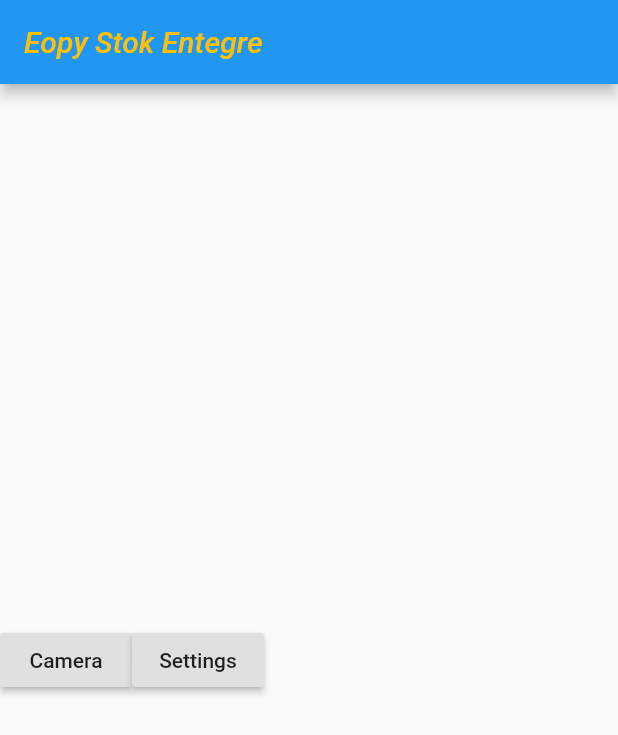
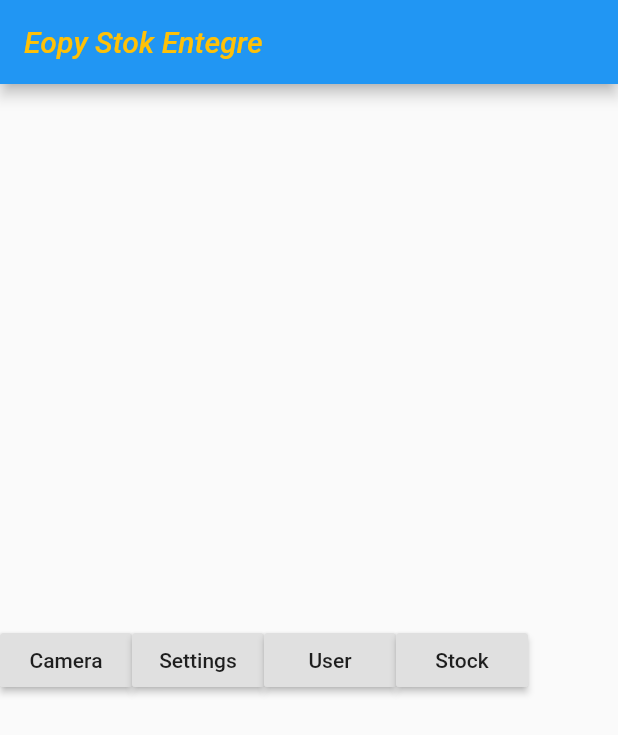
Before and after one commit to esen2202/eopystocknew, a Flutter app: the screen it shows after launch, on a phone screen of 412 x 824 dp. Shown: the top 735 px of the screen. Run offline on Flutter 3.47's test engine with Material 2 defaults, Android fonts, the phone set to English and light mode, and no system bars; missing offline and left inert: flutter_barcode_scanner.

```diff
--- a/lib/main.dart
+++ b/lib/main.dart
@@ -2,6 +2,8 @@ import 'package:eopystocknew/views/camera.dart';
 import 'package:eopystocknew/views/home.dart';
 import 'package:eopystocknew/views/settings.dart';
 import 'package:flutter/material.dart';
+import 'controllers/stockController.dart';
+import 'controllers/userController.dart';
 
 void main() => runApp(MyApp());
 
@@ -18,6 +20,8 @@ class MyApp extends StatelessWidget {
           "/": (context) => HomePage(),
           "/camera": (context) => CameraPage(title: "Camera"),
           "/settings": (context) => SettingsPage(),
+          "/user": (context) => UserList(),
+          "/stock": (context) => StockList(),
         });
   }
 }
--- /dev/null
+++ b/lib/models/stock.dart
@@ -0,0 +1,17 @@
+import 'package:flutter/foundation.dart';
+
+class Stock {
+  final String stockCode;
+  final int amount;
+  String status;
+
+  Stock({@required this.stockCode, @required this.amount, this.status});
+
+  factory Stock.fromJson(Map<String, dynamic> json) {
+    return Stock(
+      stockCode: json['StockCode'] as String,
+      amount: json['Amount'] as int,
+      status: json['Status'] as String,
+    );
+  }
+}
--- a/lib/views/home.dart
+++ b/lib/views/home.dart
@@ -20,7 +20,15 @@ class HomePage extends StatelessWidget {
             RaisedButton(
               child: Text("Settings"),
               onPressed: () => Navigator.pushNamed(context, "/settings"),
-            )
+            ),
+            RaisedButton(
+              child: Text("User"),
+              onPressed: () => Navigator.pushNamed(context, "/user"),
+            ),
+            RaisedButton(
+              child: Text("Stock"),
+              onPressed: () => Navigator.pushNamed(context, "/stock"),
+            ),
           ],
         ),
       ),
--- a/pubspec.yaml
+++ b/pubspec.yaml
@@ -29,6 +29,8 @@ dependencies:
   # Use with the CupertinoIcons class for iOS style icons.
   cupertino_icons: ^0.1.3
   flutter_barcode_scanner: ^1.0.1
+  http: ^0.12.0+4
+
 dev_dependencies:
   flutter_test:
     sdk: flutter
```
Also changed, not shown: lib/controllers/stockController.dart (added, +65 -0 lines), lib/controllers/userController.dart (added, +69 -0 lines), lib/views/deneme.dart (deleted, +0 -91 lines), pubspec.lock.
